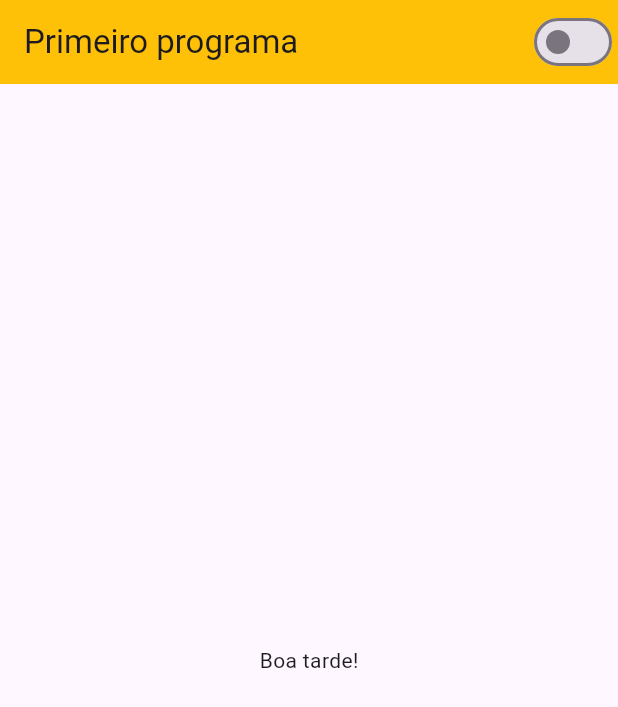
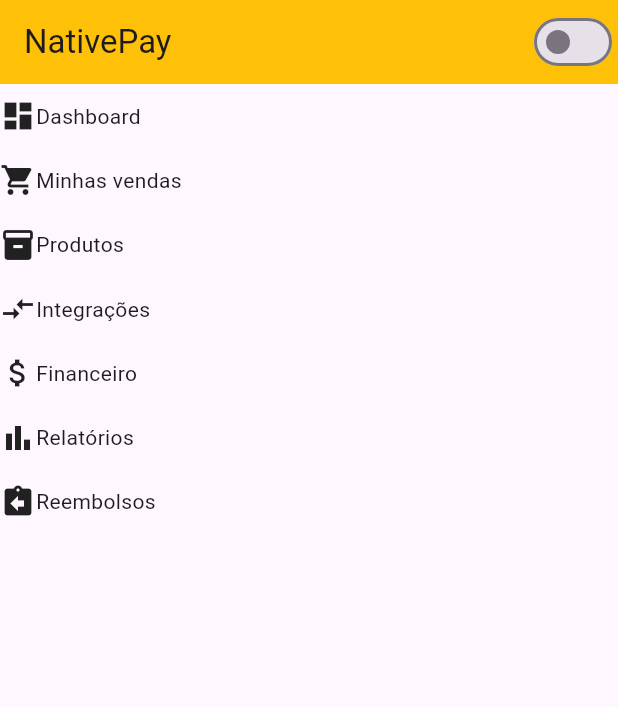
Before and after one commit to IGDSCI/CONTADOR-FLUTTER, a Flutter app: the screen it shows after launch, on a phone screen of 412 x 824 dp. Shown: the top 707 px of the screen. Run offline on Flutter 3.47's test engine with Material 3 defaults, Android fonts, the phone set to English and light mode, and no system bars.

Commit message:
Dashboard básico

```diff
--- a/lib/home_page.dart
+++ b/lib/home_page.dart
@@ -8,7 +8,7 @@ class HomePage extends StatefulWidget{
   }
 }
 
-class HomePageState extends State<HomePage>{
+class HomePageState extends State<HomePage> {
   int cont = 0;
 
   @override
@@ -16,16 +16,79 @@ class HomePageState extends State<HomePage>{
     return Scaffold(
       appBar: AppBar(
         backgroundColor: Colors.amber,
-        title: const Text('Primeiro programa'),
+        title: const Text('NativePay'),
         actions: [CustomSwitch()],
+      ),
+      body: Container(
+        height: 300,
+        width: 130,
+        child: const Column(
+          mainAxisAlignment: MainAxisAlignment.spaceAround,
+          crossAxisAlignment: CrossAxisAlignment.start,
+          children: [
+            Row(
+              children: [
+                Icon(Icons.dashboard),
+                Text(
+                  'Dashboard',
+                ),
+              ],
+            ),
+            Row(
+              children: [
+                Icon(Icons.shopping_cart),
+                Text(
+                  'Minhas vendas',
+                ),
+              ],
+            ),
+            Row(
+              children: [
+                Icon(Icons.inventory),
+                Text(
+                  'Produtos',
+                ),
+              ],
+            ),
+            Row(
+              children: [
+                Icon(Icons.compare_arrows),
+                Text(
+                  'Integrações',
+                ),
+              ],
+            ),
+            Row(
+              children: [
+                Icon(Icons.attach_money),
+                Text(
+                  'Financeiro',
+                ),
+              ],
+            ),
+            Row(
+              children: [
+                Icon(Icons.bar_chart),
+                Text(
+                  'Relatórios',
+                ),
+              ],
+            ),
+            Row(
+              children: [
+                Icon(Icons.assignment_return),
+                Text(
+                  'Reembolsos',
+                ),
+              ],
+            ),
+          ],
         ),
-        body: const Center(
-          child: Text (
-            'Boa tarde!'
-            )),
+      ),
     );
   }
 }
+
 
 class CustomSwitch extends StatelessWidget {
   const CustomSwitch({super.key});
```
